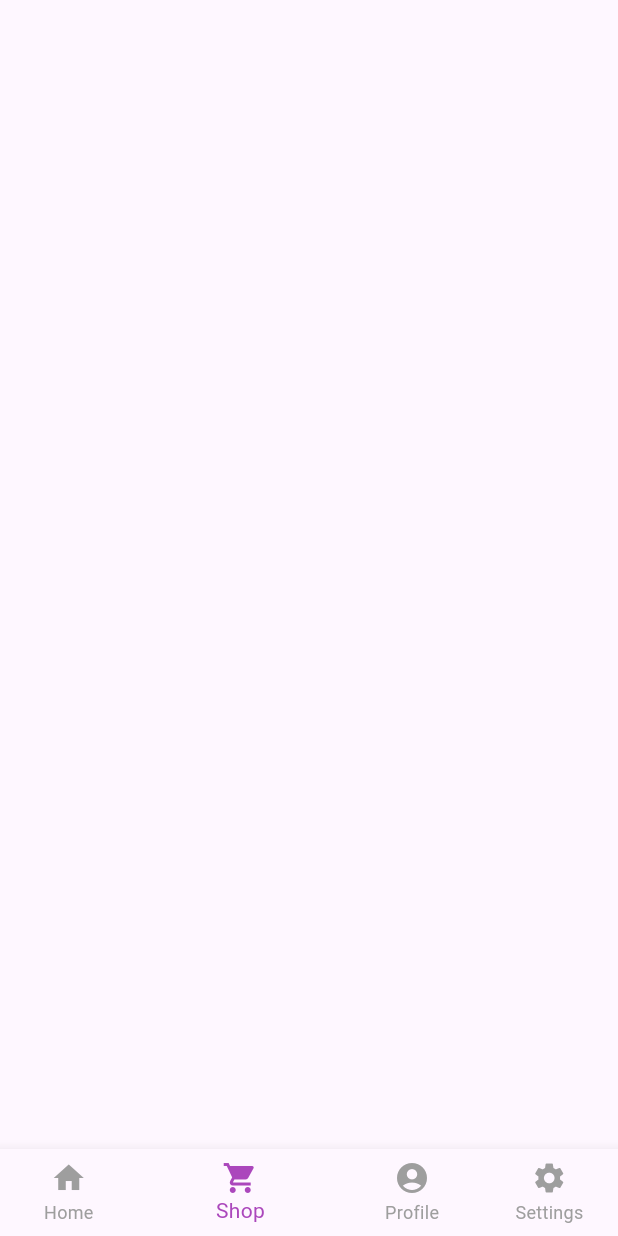
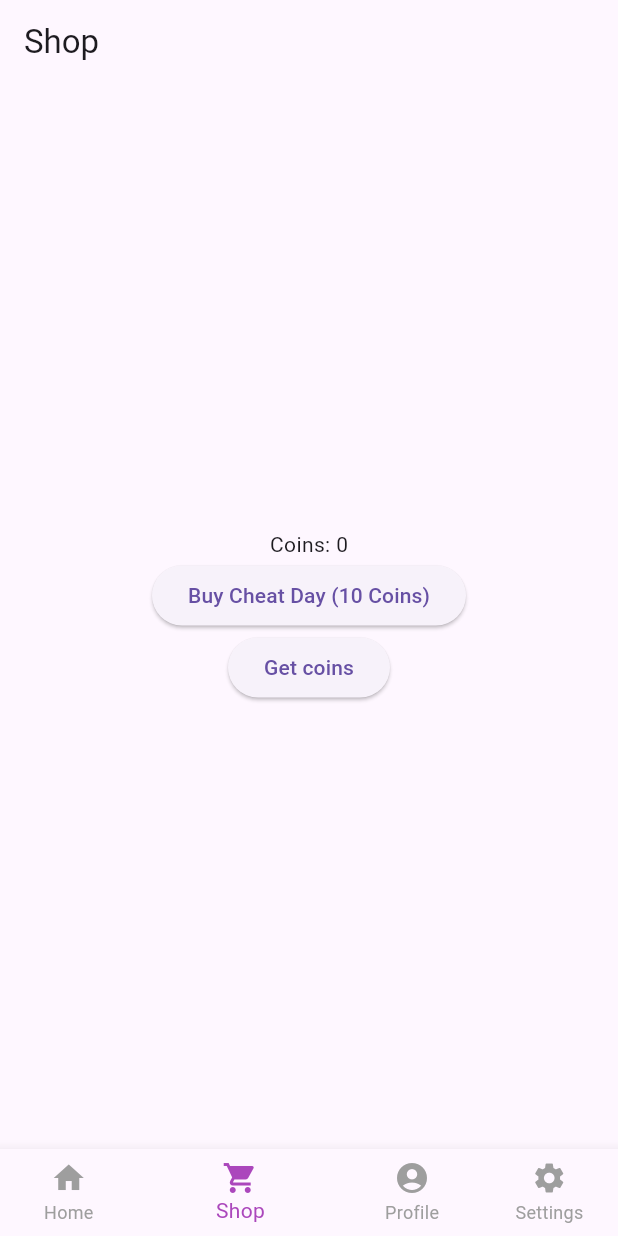
Before and after one commit to janow25/habhab, a Flutter app: the screen it shows after launch, item 2 of the bottom bar chosen, on a phone screen of 412 x 824 dp. Run offline on Flutter 3.47's test engine with Material 3 defaults, Android fonts, the phone set to English and light mode, and no system bars; our stand-ins replace shared_preferences.

Commit message:
added basic shop with cheat day

```diff
--- a/lib/main.dart
+++ b/lib/main.dart
@@ -1,6 +1,7 @@
 // Importing necessary Flutter packages
 import 'package:flutter/material.dart';
 import 'start.dart';
+import 'shop.dart';
 
 void main() => runApp(const HabHab());
 
@@ -74,16 +75,6 @@
   }
 }
 
-class ShopPage extends StatelessWidget {
-  const ShopPage({Key? key}) : super(key: key);
-
-  @override
-  Widget build(BuildContext context) {
-    // Implementation for Shop Page
-    return Container(); // Placeholder for actual content
-  }
-}
-
 class ProfilePage extends StatelessWidget {
   const ProfilePage({Key? key}) : super(key: key);
 
--- /dev/null
+++ b/lib/shop.dart
@@ -0,0 +1,100 @@
+import 'package:flutter/material.dart';
+import 'package:shared_preferences/shared_preferences.dart';
+import 'dart:convert';
+import 'model/habit.dart'; // Assuming this is the file name where Habit class is defined
+
+class ShopPage extends StatefulWidget {
+  const ShopPage({super.key});
+
+  @override
+  _ShopPageState createState() => _ShopPageState();
+}
+
+class _ShopPageState extends State<ShopPage> {
+  List<Habit> _habits = [];
+  int _coins = 0; // Step 1: Add a coin variable
+
+  @override
+  void initState() {
+    super.initState();
+    _loadAllHabits();
+    _loadCoins(); // Load coins when the widget is initialized
+  }
+
+  void _loadAllHabits() async {
+    final prefs = await SharedPreferences.getInstance();
+    final String? habitsJson = prefs.getString('habits');
+    if (habitsJson != null) {
+      setState(() {
+        final List<dynamic> habitList = jsonDecode(habitsJson);
+        _habits = habitList.map((habitJson) => Habit.fromJson(habitJson)).toList();
+      });
+    }
+  }
+
+  void _loadCoins() async {
+    final prefs = await SharedPreferences.getInstance();
+    setState(() {
+      _coins = prefs.getInt('coins') ?? 0; // Load coins, default to 0 if not found
+    });
+  }
+
+  void _addCoins(int amount) {
+    setState(() {
+      _coins += amount; // Add the specified amount of coins
+    });
+    _saveCoins();
+  }
+
+  void _saveCoins() async {
+    final prefs = await SharedPreferences.getInstance();
+    await prefs.setInt('coins', _coins); // Persist the coin count
+  }
+
+  void _buyCheatDay() {
+    // Example: Buying a Cheat Day costs 10 coins
+    if (_coins >= 10) {
+      for (var habit in _habits) {
+        habit.markDone();
+      }
+      _addCoins(-10); // Deduct 10 coins for the purchase
+      // Optionally, save habits if they are modified
+      ScaffoldMessenger.of(context).showSnackBar(
+        SnackBar(content: Text('Cheat Day purchased! All habits marked as done for today.')),
+      );
+    } else {
+      // Show an error or a message indicating insufficient coins
+      ScaffoldMessenger.of(context).showSnackBar(
+        SnackBar(content: Text('Insufficient coins!')),
+      );
+    }
+  }
+
+  void _addSomeCoins() {
+    _addCoins(10); // Add 10 coins
+  }
+
+  @override
+  Widget build(BuildContext context) {
+    return Scaffold(
+      appBar: AppBar(
+        title: Text('Shop'),
+      ),
+      body: Center(
+        child: Column(
+          mainAxisAlignment: MainAxisAlignment.center,
+          children: [
+            Text('Coins: $_coins'), // Display the current coin count
+            ElevatedButton(
+              onPressed: _buyCheatDay,
+              child: Text('Buy Cheat Day (10 Coins)'),
+            ),
+
+            ElevatedButton(onPressed: _addSomeCoins, child: Text('Get coins'))
+            // Add more shop items or functionality here
+          ],
+        ),
+      ),
+    );
+  }
+}
```
Also changed, not shown: 3 other files.
